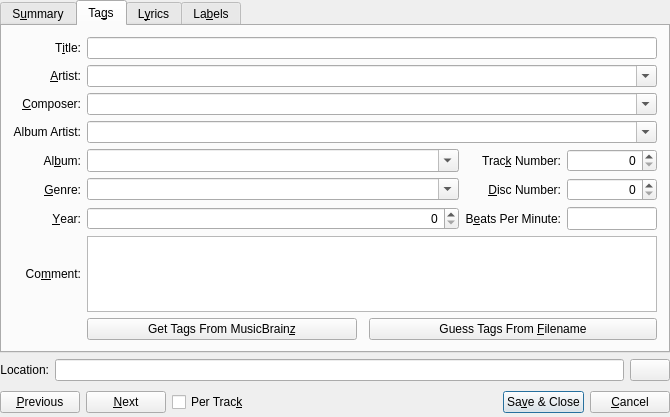
The window that src/dialogs/TagDialogBase.ui (netrunner-debian-kde-extras/amarok) describes before a commit, drawn with Qt 5.
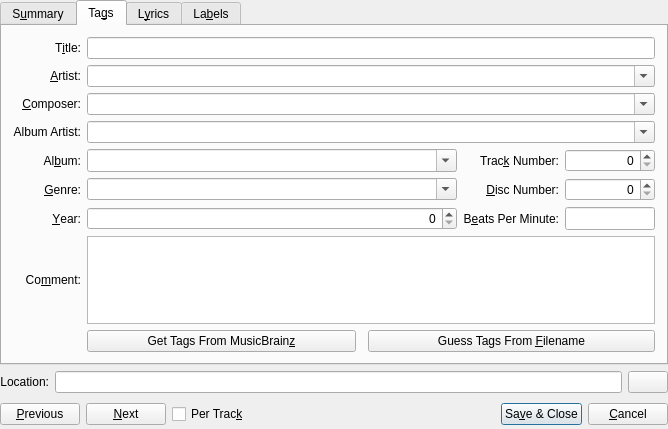
The same window after the commit. The open tabs and pages were chosen to show the change. Custom widgets are drawn as their Qt base class.

```diff
--- a/src/dialogs/TagDialogBase.ui
+++ b/src/dialogs/TagDialogBase.ui
@@ -6,8 +6,8 @@
    <rect>
     <x>0</x>
     <y>0</y>
-    <width>670</width>
-    <height>417</height>
+    <width>668</width>
+    <height>429</height>
    </rect>
   </property>
   <property name="sizePolicy">
@@ -703,7 +703,7 @@
             </sizepolicy>
            </property>
            <property name="text">
-            <string> Trac&amp;k Number:</string>
+            <string>Trac&amp;k Number:</string>
            </property>
            <property name="textFormat">
             <enum>Qt::PlainText</enum>
```
Left out of the diff: 4 changed lines with no effect on the pictures.
